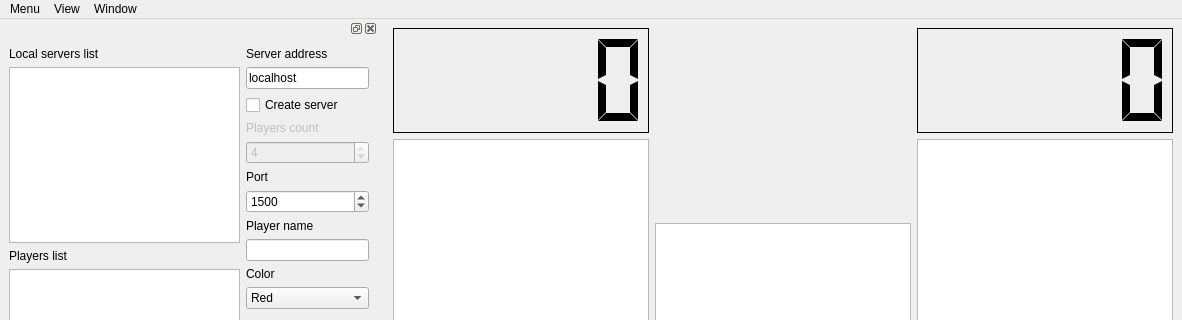
The window that racingForm.ui (Anna-Sent/qblokus2) describes before a commit, drawn with Qt 5; both pictures show x 0 to 1182 and y 0 to 320 of the 1182 by 670 pixel window.
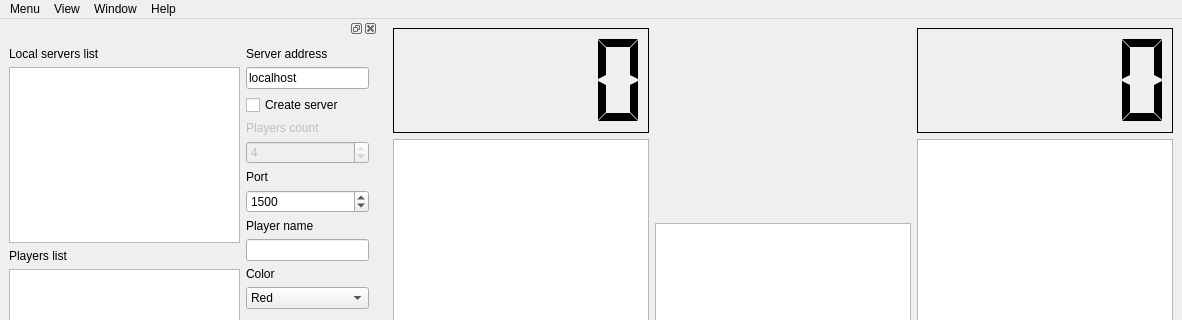
The same window after the commit.

```diff
--- a/racingForm.ui
+++ b/racingForm.ui
@@ -173,9 +173,16 @@
     </widget>
     <addaction name="menuLanguage"/>
    </widget>
+   <widget class="QMenu" name="menuHelp">
+    <property name="title">
+     <string>Help</string>
+    </property>
+    <addaction name="actionAboutQt"/>
+   </widget>
    <addaction name="menu"/>
    <addaction name="menuView"/>
    <addaction name="menuWindow"/>
+   <addaction name="menuHelp"/>
   </widget>
   <widget class="QStatusBar" name="statusbar"/>
   <widget class="QDockWidget" name="dockWidget">
```
Left out of the diff: 26 changed lines with no effect on the pictures.
